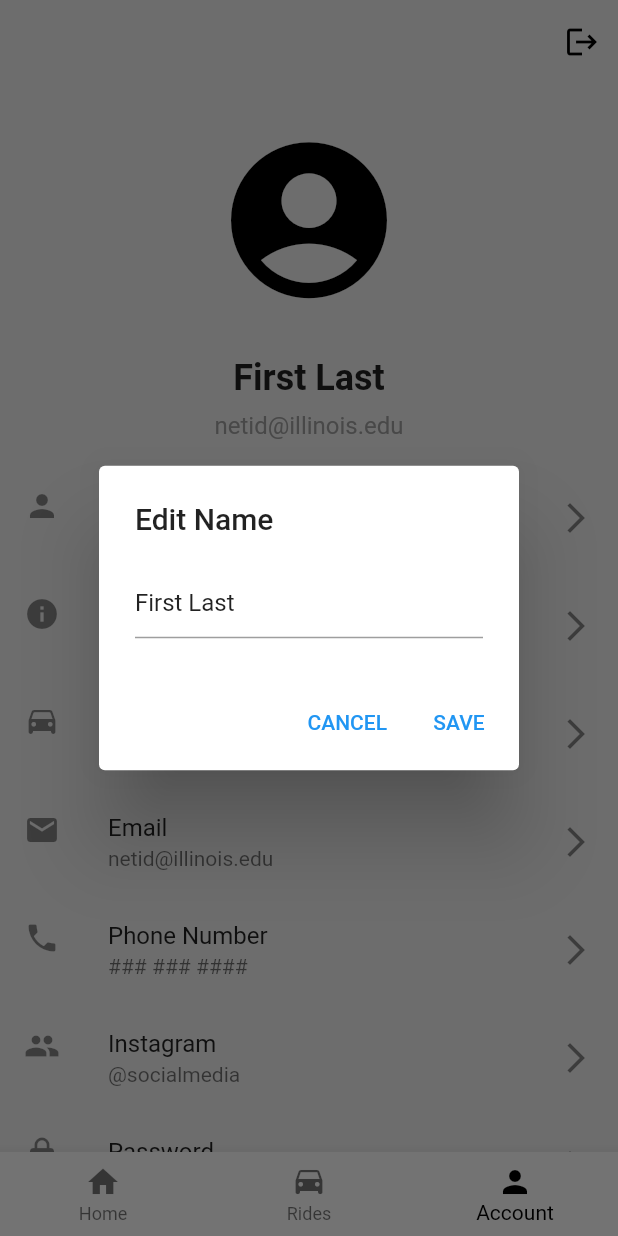
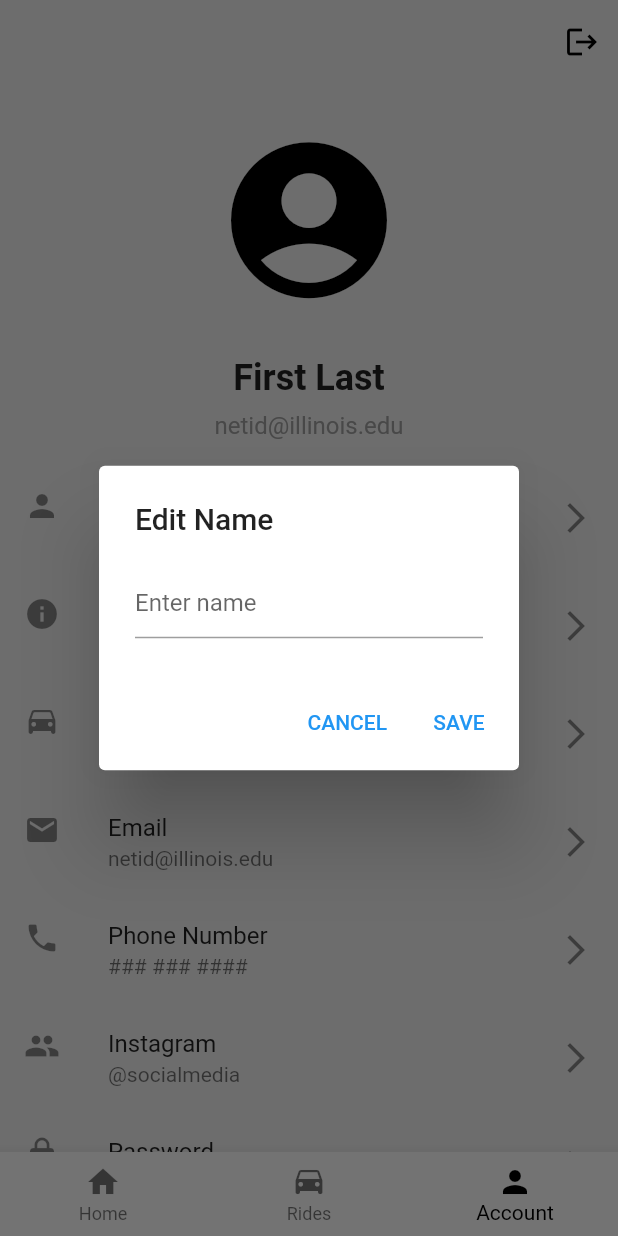
Before and after one commit to SiGMobileUIUC/car_pool_app, a Flutter app: the screen it shows after launch, item 3 of the bottom bar chosen, after a tap on "Name", on a phone screen of 412 x 824 dp. Run offline on Flutter 3.47's test engine with Material 2 defaults, Android fonts, the phone set to English and light mode, and no system bars; our stand-ins replace cloud_firestore, firebase_auth, firebase_core, image_picker; accounts and stored records are empty.

Commit message:
Added placeholder text on account screen

```diff
--- a/car_pool_app/lib/screens/account.dart
+++ b/car_pool_app/lib/screens/account.dart
@@ -47,16 +47,28 @@ class _AccountScreenState extends State<AccountScreen> {
 
   void editName() async {
     // Show dialog to edit name
-    String? newName = await showDialog<String>(
+    String? newName;
+    bool isTyping = false;
+
+    await showDialog<void>(
       context: context,
       builder: (BuildContext context) {
         TextEditingController nameController =
-            TextEditingController(text: displayName);
+            TextEditingController(text: isTyping ? displayName : '');
+
+        nameController.addListener(() {
+          setState(() {
+            isTyping = nameController.text.isNotEmpty;
+          });
+        });
 
         return AlertDialog(
           title: const Text('Edit Name'),
           content: TextField(
             controller: nameController,
+            decoration: InputDecoration(
+              hintText: 'Enter name',
+            ),
           ),
           actions: <Widget>[
             TextButton(
@@ -68,7 +80,8 @@ class _AccountScreenState extends State<AccountScreen> {
             TextButton(
               child: const Text('SAVE'),
               onPressed: () {
-                Navigator.of(context).pop(nameController.text);
+                newName = nameController.text;
+                Navigator.of(context).pop();
               },
             ),
           ],
@@ -79,7 +92,7 @@ class _AccountScreenState extends State<AccountScreen> {
     // Update name if the user saved the changes
     if (newName != null) {
       setState(() {
-        displayName = newName;
+        displayName = newName!;
       });
     }
   }
```
